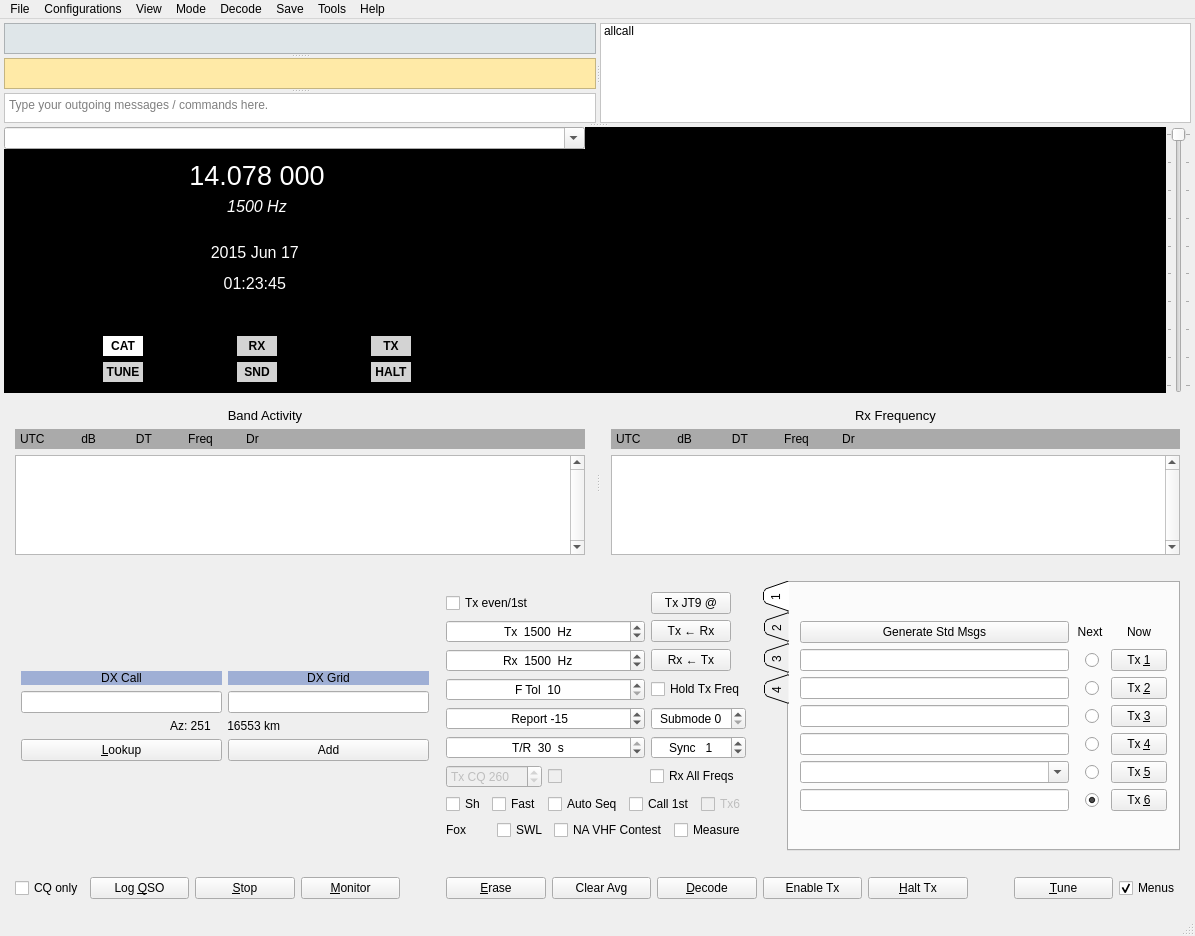
Qt form mainwindow.ui (qcmiao1998/js8call) before a commit.
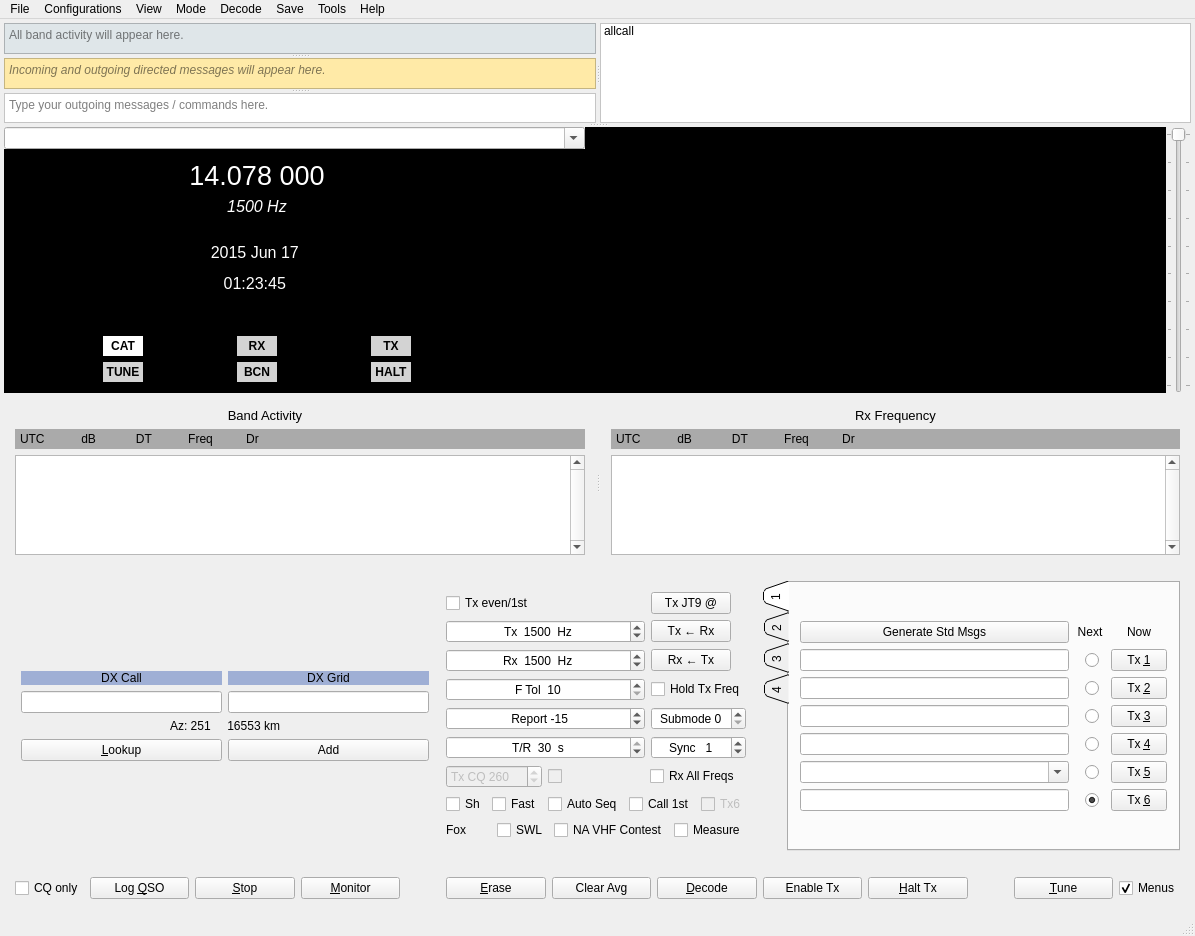
The same form after that commit. Custom widgets are drawn as their Qt base class.

Commit message: Adding messages to band activity

What changed in the file:
```diff
--- a/mainwindow.ui
+++ b/mainwindow.ui
@@ -84,7 +84,7 @@
           <bool>true</bool>
          </property>
          <property name="placeholderText">
-          <string/>
+          <string>All band activity will appear here.</string>
          </property>
         </widget>
         <widget class="QTextEdit" name="textEditRX">
@@ -109,7 +109,7 @@
           <bool>true</bool>
          </property>
          <property name="placeholderText">
-          <string/>
+          <string>Incoming and outgoing directed messages will appear here.</string>
          </property>
         </widget>
         <widget class="QTextEdit" name="extFreeTextMsgEdit">
@@ -626,7 +626,7 @@
 }</string>
                      </property>
                      <property name="text">
-                      <string>SND</string>
+                      <string>BCN</string>
                      </property>
                      <property name="checkable">
                       <bool>true</bool>
```
The commit also changes 1 other file.
